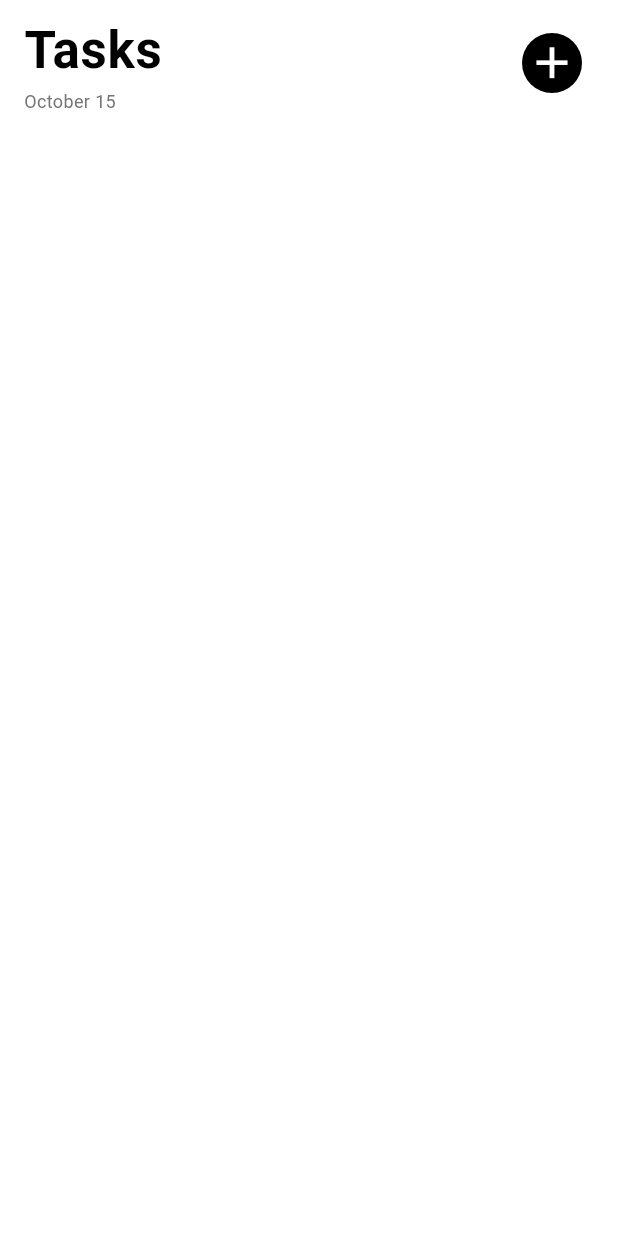
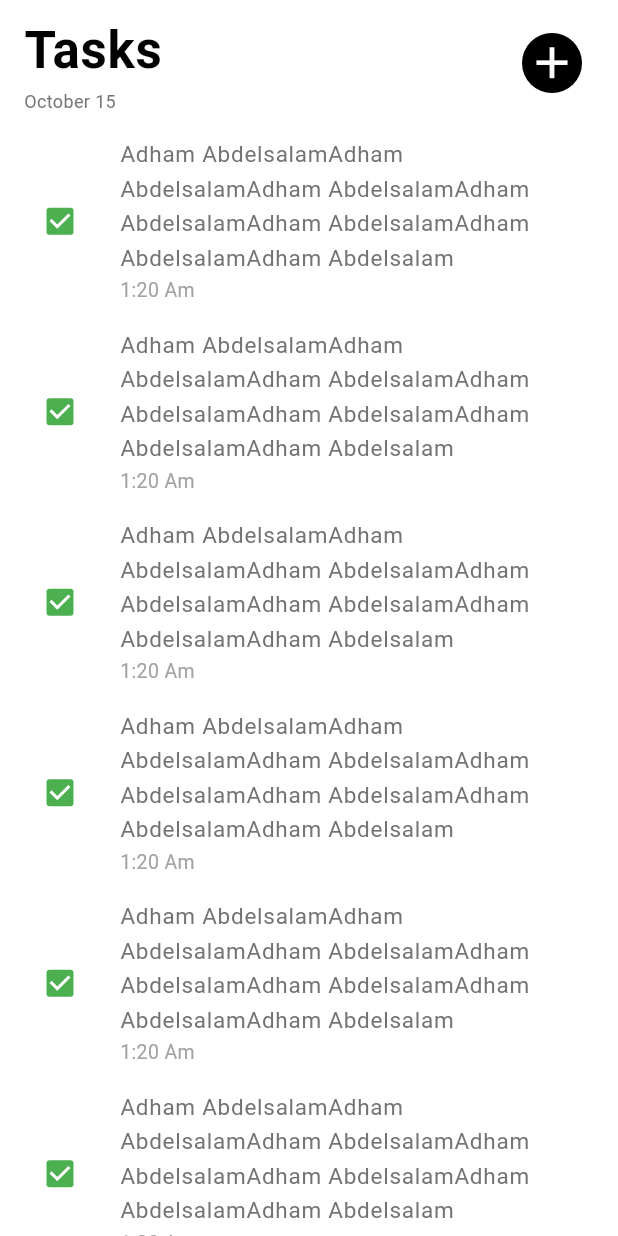
Before and after one commit to Adham167/depi_task_4, a Flutter app: the screen it shows after launch, on a phone screen of 412 x 824 dp. Run offline on Flutter 3.47's test engine with Material 3 defaults, Android fonts, the light colour scheme and no system bars; our stand-ins replace device_preview.

Commit message:
creating All Tasks List View

```diff
--- a/lib/views/tasks_view.dart
+++ b/lib/views/tasks_view.dart
@@ -1,4 +1,4 @@
-import 'package:depi_task4/widgets/tasks_list_tile_widget.dart';
+import 'package:depi_task4/widgets/tasks_view_body.dart';
 import 'package:flutter/material.dart';
 
 class TasksView extends StatelessWidget {
@@ -6,13 +6,6 @@ class TasksView extends StatelessWidget {
 
   @override
   Widget build(BuildContext context) {
-    return Scaffold(
-      backgroundColor: Colors.white,
-      body: Column(
-        children: [
-          TasksListTileWidget(),
-        ],
-      ),
-    );
+    return Scaffold(backgroundColor: Colors.white, body: TasksViewBody());
   }
 }
--- /dev/null
+++ b/lib/widgets/tasks_list_view.dart
@@ -0,0 +1,41 @@
+
+import 'package:flutter/material.dart';
+
+class TasksListView extends StatelessWidget {
+  const TasksListView({super.key});
+
+  @override
+  Widget build(BuildContext context) {
+    return Expanded(
+      child: ListView.builder(
+        itemCount: 10,
+        itemBuilder: (context, index) {
+          return ListTile(
+            leading: Checkbox(
+              splashRadius: 20,
+              activeColor: Colors.green,
+              value: true,
+              onChanged: (_) {},
+            ),
+            title: Text(
+              "Adham AbdelsalamAdham AbdelsalamAdham AbdelsalamAdham AbdelsalamAdham AbdelsalamAdham AbdelsalamAdham Abdelsalam",
+              style: TextStyle(
+                color: Color(0xFF737373),
+                fontWeight: FontWeight.normal,
+                fontSize: 15,
+              ),
+            ),
+            subtitle: Text(
+              "1:20 Am",
+              style: TextStyle(
+                color: Color(0xFFA3A3A3),
+                fontWeight: FontWeight.normal,
+                fontSize: 13,
+              ),
+            ),
+          );
+        },
+      ),
+    );
+  }
+}
--- /dev/null
+++ b/lib/widgets/tasks_view_body.dart
@@ -0,0 +1,12 @@
+import 'package:depi_task4/widgets/tasks_list_tile_widget.dart';
+import 'package:depi_task4/widgets/tasks_list_view.dart';
+import 'package:flutter/material.dart';
+
+class TasksViewBody extends StatelessWidget {
+  const TasksViewBody({super.key});
+
+  @override
+  Widget build(BuildContext context) {
+    return Column(children: [TasksListTileWidget(), TasksListView()]);
+  }
+}
```
